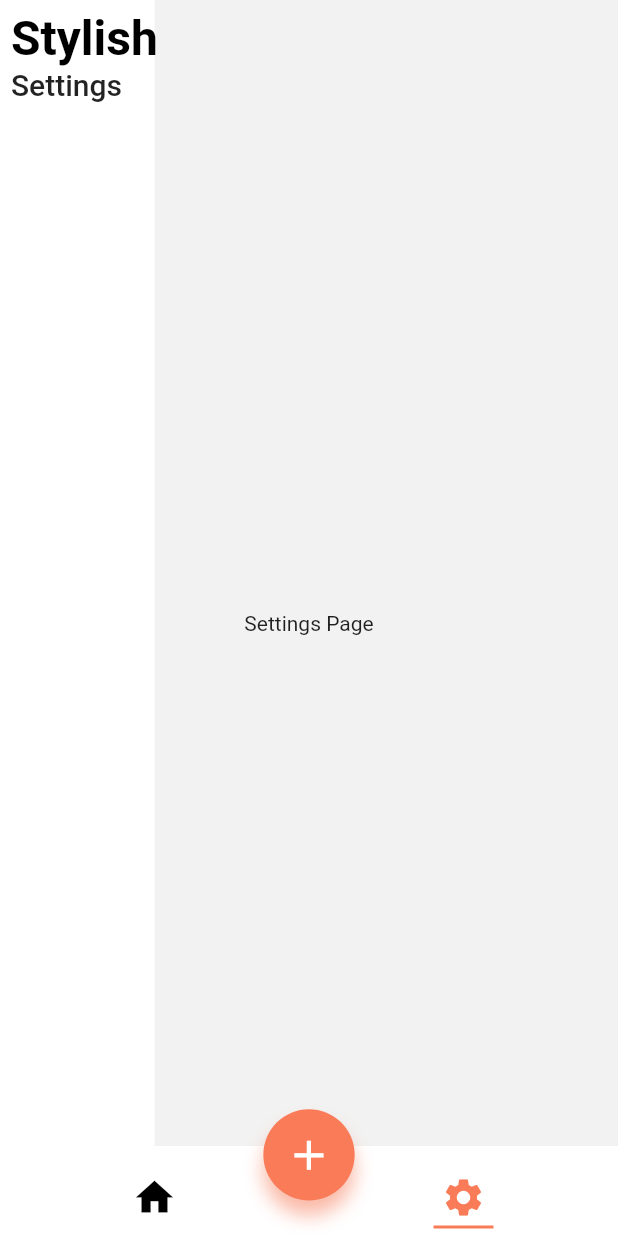
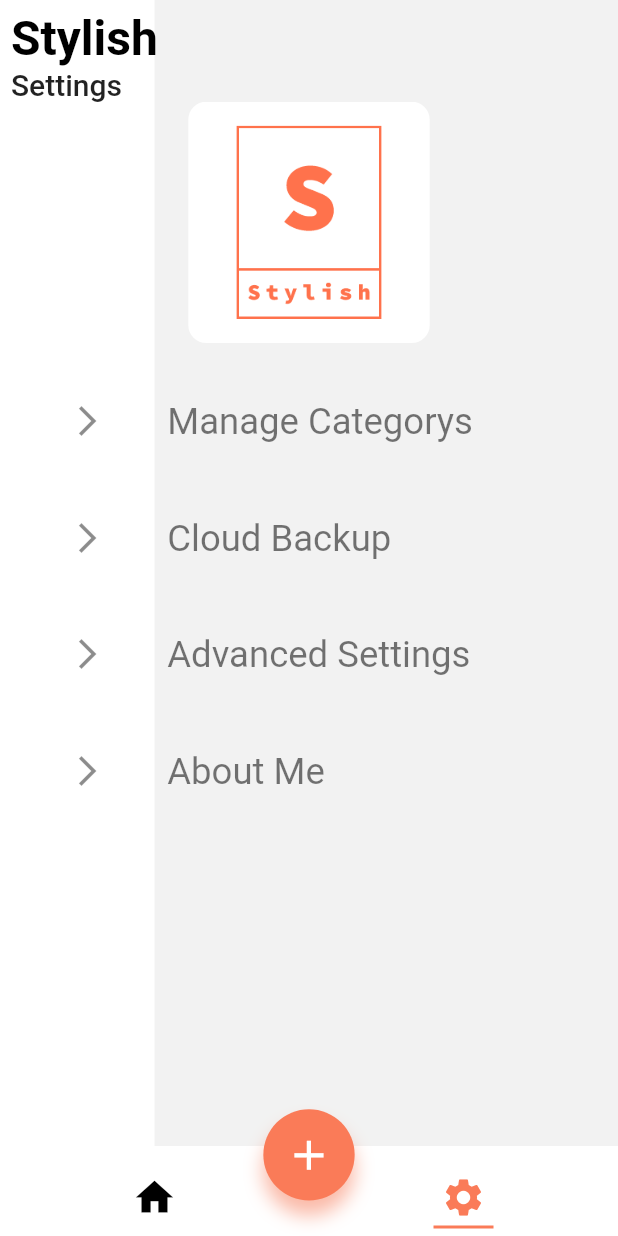
Before and after one commit to calinvasileandrei/stylish, a Flutter app: the screen it shows after launch, tab 2 chosen, on a phone screen of 412 x 824 dp. Run offline on Flutter 3.47's test engine with Material 2 defaults, Android fonts, the phone set to English and light mode, and no system bars; our stand-ins replace flutter_screenutil, sembast; missing offline and left inert: image_picker_modern; network calls fail; Roboto replaces fonts that are missing (Helvetica).

```diff
--- a/lib/Utils/global.dart
+++ b/lib/Utils/global.dart
@@ -4,6 +4,7 @@ ThemeData stylishTheme = ThemeData(
   primaryColor: Colors.white,
   primaryColorDark: Colors.black,
   bottomAppBarColor: Colors.white,
+  textSelectionColor: Colors.black12,
   accentColor: Color(0xffFA7B58),
   brightness: Brightness.light,
   backgroundColor: Color(0xffF2F2F2),
--- a/lib/View/SettingsView/SettingsView.dart
+++ b/lib/View/SettingsView/SettingsView.dart
@@ -1,4 +1,5 @@
 import 'package:flutter/material.dart';
+import 'package:flutter_screenutil/flutter_screenutil.dart';
 import 'package:stylish/Utils/StylishSkeleton.dart';
 
 class SettingsView extends StatefulWidget {
@@ -11,7 +12,59 @@ class _SettingsViewState extends State<SettingsView> {
   Widget build(BuildContext context) {
     return StylishSkeleton(
       subtitle: "Settings",
-      child: Center(child: Text("Settings Page"),),
+      child: Column(
+          children: [
+            Row(
+              mainAxisAlignment: MainAxisAlignment.center,
+              children: [
+                ClipRRect(
+                  borderRadius: BorderRadius.circular(12.0),
+                  child: Image.asset(
+                    'assets/logo_white512.png',
+                    width: ScreenUtil().setWidth(1200.w),
+                    fit: BoxFit.contain,
+                  ),
+                )
+              ],
+            ),
+            Padding(
+              padding: new EdgeInsets.all(14.w),
+              child: SingleChildScrollView(
+                child: Column(
+                  children: [
+                    _buildOption("Manage Categorys"),
+                    _buildOption("Cloud Backup"),
+                    _buildOption("Advanced Settings"),
+                    _buildOption("About Me"),
+
+                  ],
+
+                ),
+              ),
+            )
+          ],
+        ),
+
+      );
+  }
+
+  Widget _buildOption(_text){
+    return   GestureDetector(
+      child: Container(
+        width: ScreenUtil().screenWidth,
+          margin: EdgeInsets.only(top:96.h,bottom: 48.h),
+          child: Row(
+            mainAxisAlignment: MainAxisAlignment.start,
+            children: [
+              Container(
+                margin: EdgeInsets.only(left:ScreenUtil().screenWidth * 0.10, right: ScreenUtil().screenWidth * 0.10  ) ,
+                child: Icon(Icons.arrow_forward_ios,color: Colors.black45,),
+              ),
+              Text(_text, style: Theme.of(context).textTheme.headline4.copyWith(fontSize: 72.sp),),
+            ],
+          )
+      ),
+      onTap: ()=>{},
     );
   }
 }
```
Also changed, not shown: lib/View/CreateClotheView/Components/StylishLargeButton.dart (added, +36 -0 lines), lib/View/CreateClotheView/CreateClotheView.dart (+8 -30 lines), lib/View/EditClotheView/EditClotheView.dart (+168 -0 lines).
